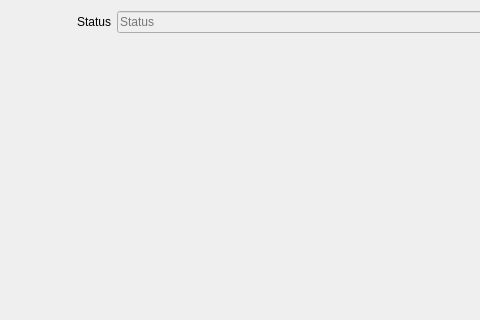
The window that linuxnano/views/DeviceEditor.ui (wrightsh/LinuxNano) describes before a commit, drawn with Qt 5; both pictures show x 0 to 480 and y 0 to 320 of the 589 by 544 pixel window.
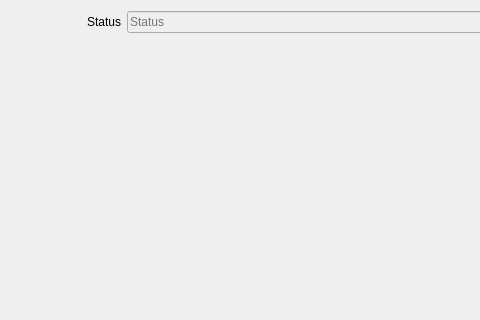
The same window after the commit.

Diff of the .ui file:
```diff
--- a/linuxnano/views/DeviceEditor.ui
+++ b/linuxnano/views/DeviceEditor.ui
@@ -20,7 +20,7 @@
       <widget class="QLabel" name="label">
        <property name="minimumSize">
         <size>
-         <width>100</width>
+         <width>110</width>
          <height>0</height>
         </size>
        </property>
```
